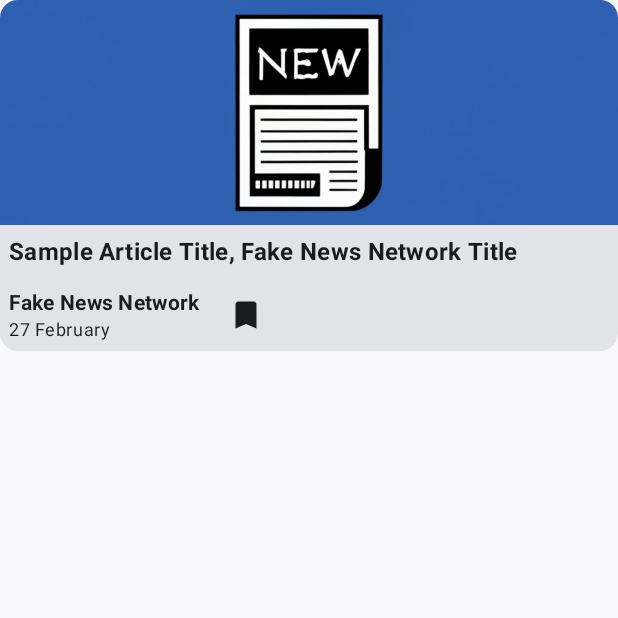
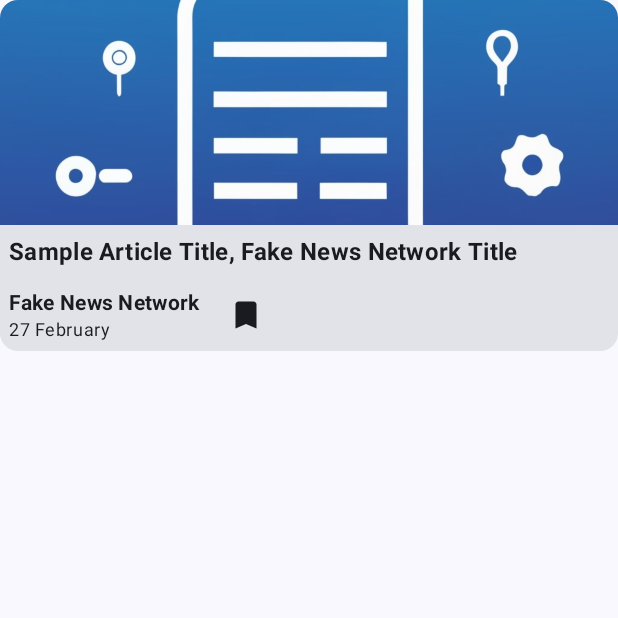
Before and after one commit to kerolosragaie/newsy, an Android app built with Jetpack Compose: the composable HeadlineCard called with sample values from the repository, on a phone screen of 412 x 824 dp, the top half of it. Run offline under Robolectric (Android 15) with nearby library versions, the phone set to English and light mode, and no system bars; pictures from the network do not load; 7 statements that could not run were skipped.

Commit message:
feat: adding network image

```diff
--- /dev/null
+++ b/app/src/main/java/com/likander/newsy/core/common/components/NetworkImage.kt
@@ -0,0 +1,45 @@
+package com.likander.newsy.core.common.components
+
+import androidx.compose.runtime.Composable
+import androidx.compose.ui.Modifier
+import androidx.compose.ui.graphics.painter.Painter
+import androidx.compose.ui.layout.ContentScale
+import androidx.compose.ui.platform.LocalContext
+import androidx.compose.ui.res.painterResource
+import androidx.compose.ui.tooling.preview.PreviewLightDark
+import coil.compose.AsyncImage
+import coil.request.ImageRequest
+import com.likander.newsy.R
+import com.likander.newsy.core.theme.NewsyTheme
+
+@Composable
+fun NetworkImage(
+    modifier: Modifier = Modifier,
+    url: String,
+    placeholder: Painter = painterResource(R.drawable.news_place_holder),
+    contentScale: ContentScale = ContentScale.Crop,
+) {
+    val imageRequest = ImageRequest.Builder(LocalContext.current)
+        .data(url)
+        .crossfade(true)
+        .build()
+
+    AsyncImage(
+        modifier = modifier,
+        model = imageRequest,
+        contentDescription = NETWORK_IMAGE_ID,
+        placeholder = placeholder,
+        error = placeholder,
+        contentScale = contentScale
+    )
+}
+
+@PreviewLightDark
+@Composable
+private fun PreviewNetworkImage() {
+    NewsyTheme {
+        NetworkImage(url = "")
+    }
+}
+
+internal const val NETWORK_IMAGE_ID = "network_image_id"
--- a/app/src/main/java/com/likander/newsy/features/discover/presentation/components/DiscoverItems.kt
+++ b/app/src/main/java/com/likander/newsy/features/discover/presentation/components/DiscoverItems.kt
@@ -35,15 +35,12 @@ fun DiscoverItems(
         categories = categories,
         onCategoryChange = onCategoryChange
     )
-
     PaginationLoadingItem(
         pagingState = discoverArticles.loadState.mediator?.refresh,
         onError = { e ->
             showFailureBottomSheet.invoke(e.message ?: "unknown error")
         },
         onLoading = { LoadingContent() },
-        onSuccess = {
-
-        }
+        onSuccess = {}
     )
 }
--- a/app/src/main/java/com/likander/newsy/features/headline/presentation/HomeScreen.kt
+++ b/app/src/main/java/com/likander/newsy/features/headline/presentation/HomeScreen.kt
@@ -72,8 +72,6 @@ fun HomeScreen(
     LaunchedEffect(headlineArticles.loadState.mediator?.refresh) {
         when (headlineArticles.loadState.mediator?.refresh) {
             is LoadState.Error -> sheetState.show()
-            is LoadState.Loading -> sheetState.hide()
-            is LoadState.NotLoading -> sheetState.hide()
             else -> sheetState.hide()
         }
     }
--- a/app/src/main/java/com/likander/newsy/features/headline/presentation/components/HeadlineItem.kt
+++ b/app/src/main/java/com/likander/newsy/features/headline/presentation/components/HeadlineItem.kt
@@ -18,7 +18,6 @@ import androidx.compose.material.icons.Icons
 import androidx.compose.material.icons.filled.Bookmark
 import androidx.compose.material.icons.filled.BookmarkAdded
 import androidx.compose.material3.Card
-import androidx.compose.material3.ExperimentalMaterial3Api
 import androidx.compose.material3.Icon
 import androidx.compose.material3.IconButton
 import androidx.compose.material3.MaterialTheme
@@ -33,16 +32,12 @@ import androidx.compose.runtime.remember
 import androidx.compose.runtime.setValue
 import androidx.compose.ui.Alignment
 import androidx.compose.ui.Modifier
-import androidx.compose.ui.layout.ContentScale
-import androidx.compose.ui.platform.LocalContext
-import androidx.compose.ui.res.painterResource
 import androidx.compose.ui.res.stringResource
 import androidx.compose.ui.text.font.FontWeight
 import androidx.compose.ui.tooling.preview.PreviewLightDark
 import androidx.compose.ui.unit.dp
-import coil.compose.AsyncImage
-import coil.request.ImageRequest
 import com.likander.newsy.R
+import com.likander.newsy.core.common.components.NetworkImage
 import com.likander.newsy.core.theme.NewsyTheme
 import com.likander.newsy.core.theme.defaultPadding
 import com.likander.newsy.core.theme.itemPadding
@@ -68,7 +63,7 @@ fun HeadlineItem(
     var triggerAnimationKey by remember { mutableStateOf(false) }
 
     LaunchedEffect(triggerAnimationKey, isDragged) {
-        delay(6000)
+        delay(5000)
         with(pagerState) {
             val targetItemIndex = (currentPage + 1) % articleCount
             animateScrollToPage(targetItemIndex)
@@ -104,13 +99,11 @@ fun HeadlineItem(
                 .align(Alignment.End),
             onClick = onViewMoreClick,
         ) {
-            Text(text = stringResource(id = R.string.view_more))
+            Text(text = stringResource(R.string.view_more))
         }
     }
 }
 
-
-@OptIn(ExperimentalMaterial3Api::class)
 @Composable
 private fun HeadlineCard(
     modifier: Modifier = Modifier,
@@ -118,9 +111,6 @@ private fun HeadlineCard(
     onCardClick: (Article) -> Unit,
     onFavouriteChange: (Article) -> Unit,
 ) {
-    val imageRequest = ImageRequest.Builder(LocalContext.current)
-        .data(article.urlToImage)
-        .crossfade(true).build()
     val favouriteIcon =
         if (article.favourite) Icons.Default.BookmarkAdded else Icons.Default.Bookmark
 
@@ -129,13 +119,9 @@ private fun HeadlineCard(
         onClick = { onCardClick.invoke(article) },
     ) {
         Column {
-            AsyncImage(
+            NetworkImage(
                 modifier = Modifier.height(150.dp),
-                model = imageRequest,
-                contentDescription = "news image",
-                placeholder = painterResource(R.drawable.ideogram_2_),
-                error = painterResource(id = R.drawable.ideogram_2_),
-                contentScale = ContentScale.Crop,
+                url = article.urlToImage.toString()
             )
 
             Text(
--- a/app/src/main/java/com/likander/newsy/features/headline/presentation/components/HomeTopAppBar.kt
+++ b/app/src/main/java/com/likander/newsy/features/headline/presentation/components/HomeTopAppBar.kt
@@ -32,9 +32,8 @@ fun HomeTopAppBar(
     openDrawer: () -> Unit,
     onSearch: () -> Unit,
     topAppBarState: TopAppBarState = rememberTopAppBarState(),
-    scrollBehavior: TopAppBarScrollBehavior = TopAppBarDefaults.enterAlwaysScrollBehavior(
-        topAppBarState
-    ),
+    scrollBehavior: TopAppBarScrollBehavior =
+        TopAppBarDefaults.enterAlwaysScrollBehavior(topAppBarState)
 ) {
 
     CenterAlignedTopAppBar(
```
Also changed, not shown: app/src/main/java/com/likander/newsy/features/discover/presentation/components/ArticleItem.kt (+4 -19 lines).
